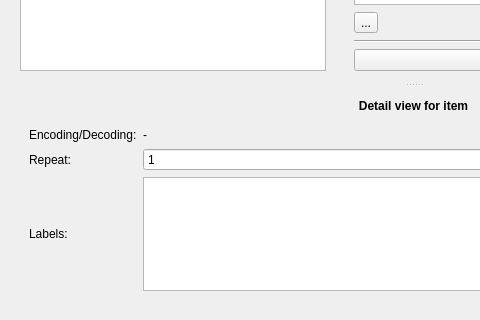
jopohl/urh, file ui/simulator.ui: the form before one commit; both pictures show x 0 to 480 and y 165 to 485 of the 827 by 485 pixel window.
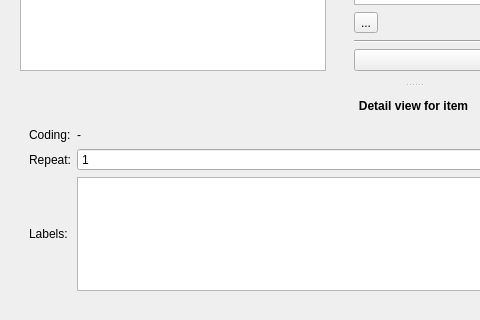
The form after the commit. The open tabs and pages were chosen to show the change. Icons and pictures are not drawn. Custom widgets are drawn as their Qt base class.

Commit message: rename encoding decoding in detail view

Diff of the .ui file:
```diff
--- a/ui/simulator.ui
+++ b/ui/simulator.ui
@@ -541,7 +541,7 @@
                <item row="0" column="0">
                 <widget class="QLabel" name="label_2">
                  <property name="text">
-                  <string>Encoding/Decoding:</string>
+                  <string>Coding:</string>
                  </property>
                 </widget>
                </item>
```
Left out of the diff: 2 changed lines with no effect on the pictures. The commit also changes 1 other file.
